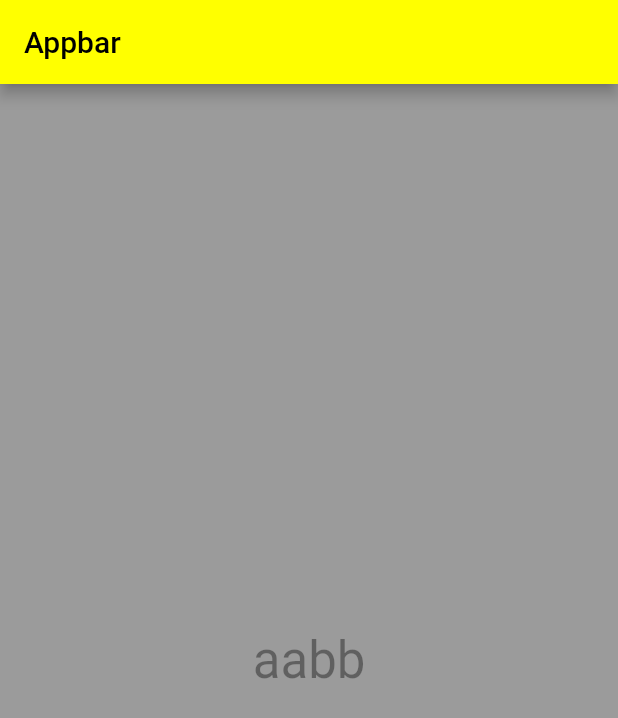
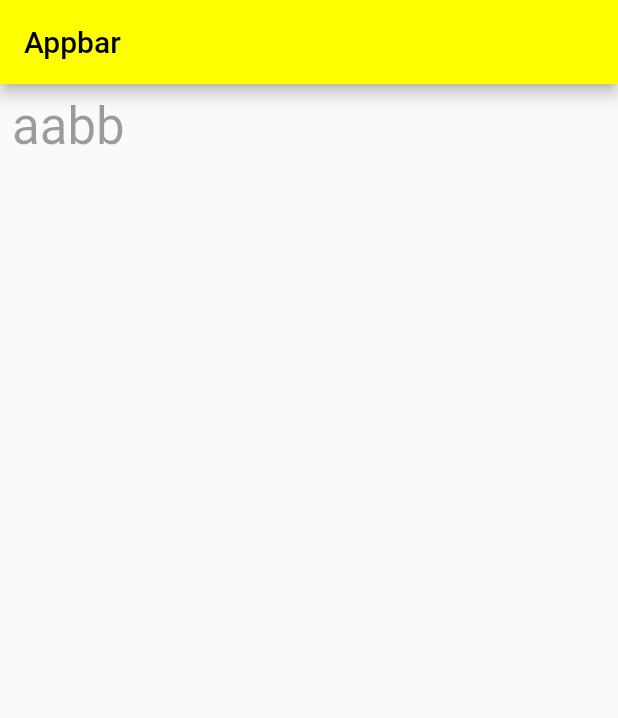
Before and after one commit to HowkMii/flearn, a Flutter app: the screen it shows after launch, on a phone screen of 412 x 824 dp. Shown: the top 718 px of the screen. Run offline on Flutter 3.47's test engine with Material 2 defaults, Android fonts, the phone set to English and light mode, and no system bars.

Commit message:
padding & margin 4

```diff
--- a/lib/main.dart
+++ b/lib/main.dart
@@ -39,10 +39,9 @@ class _MyHomePageState extends State<MyHomePage>{
           title: Text("Appbar", style: TextStyle(color: Colors.black),),
         ),
         body: Container(
-          color: Colors.black38,
-          height: double.infinity,
+          margin: EdgeInsets.all(8.0),
           child: Row(
-            mainAxisAlignment: MainAxisAlignment.center,
+
             children: <Widget>[
               Text("aa",style: TextStyle(color: Colors.black38,fontSize: 34),),
               Text("bb",style: TextStyle(color: Colors.black38,fontSize: 34),),
```
